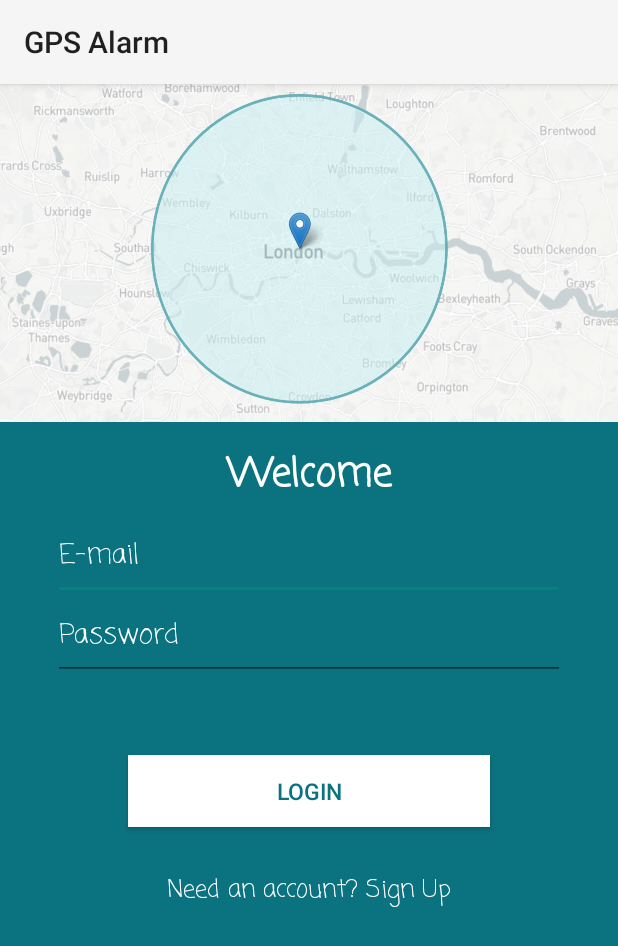
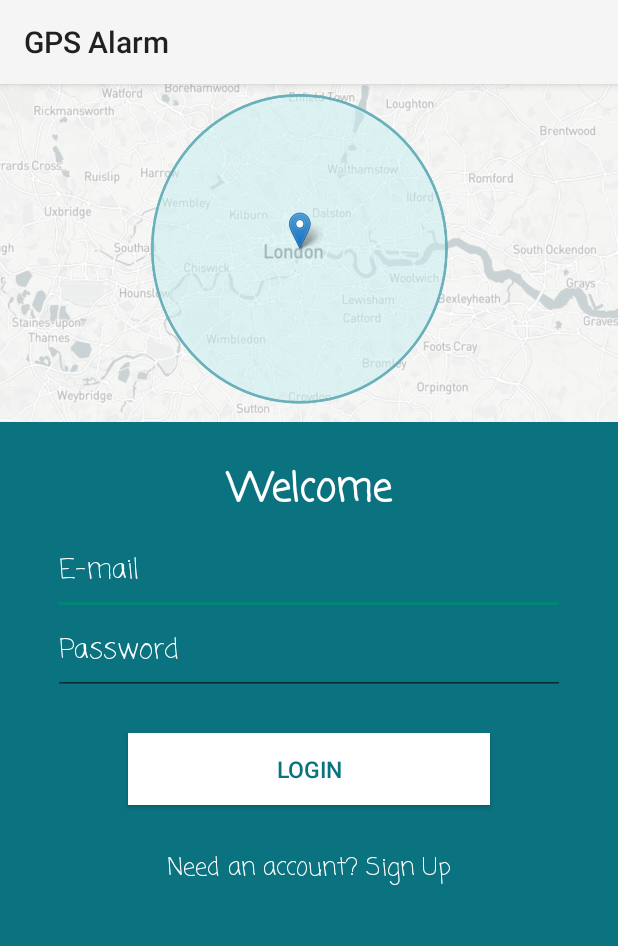
Before and after one commit to rodrigues-lds/gpsalarm, an Android app: the screen it shows after launch (MainActivity), on a phone screen of 412 x 824 dp. Shown: the top 946 px of the screen. Run offline under Robolectric (Android 15) with nearby library versions, the phone set to English and light mode, and no system bars.

Commit message:
Corretion on layout

```diff
--- a/app/src/main/java/com/cs246/gpsalarm/MainActivity.java
+++ b/app/src/main/java/com/cs246/gpsalarm/MainActivity.java
@@ -1,7 +1,6 @@
 package com.cs246.gpsalarm;
 
 import android.os.Bundle;
-
 import androidx.appcompat.app.AppCompatActivity;
 
 public class MainActivity extends AppCompatActivity {
@@ -10,6 +9,5 @@ public class MainActivity extends AppCompatActivity {
     protected void onCreate(Bundle savedInstanceState) {
         super.onCreate(savedInstanceState);
         setContentView(R.layout.activity_main);
-
     }
 }
--- a/app/src/main/res/layout/activity_main.xml
+++ b/app/src/main/res/layout/activity_main.xml
@@ -41,8 +41,7 @@
                 android:id="@+id/textViewSignIn"
                 android:layout_width="match_parent"
                 android:layout_height="wrap_content"
-                android:layout_marginTop="15dp"
-
+                android:layout_marginTop="25dp"
                 android:fontFamily="casual"
                 android:paddingBottom="10dp"
                 android:text="@string/lblWelcome"
@@ -86,7 +85,7 @@
                 android:layout_height="wrap_content"
                 android:layout_gravity="center"
                 android:layout_marginLeft="50dp"
-                android:layout_marginTop="50dp"
+                android:layout_marginTop="25dp"
                 android:layout_marginRight="50dp"
                 android:layout_marginBottom="20dp"
                 android:background="#FFFFFF"
```
Also changed, not shown: 1 other file.
